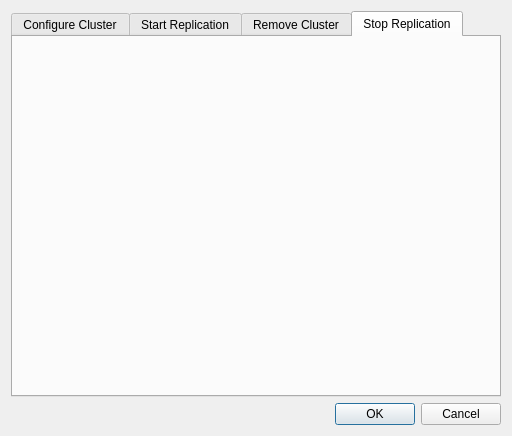
This is dsg_management_tools_dialog_base.ui in dsgoficial/DSGManagementTools as Qt 5 draws it before an edit. The edited form follows.
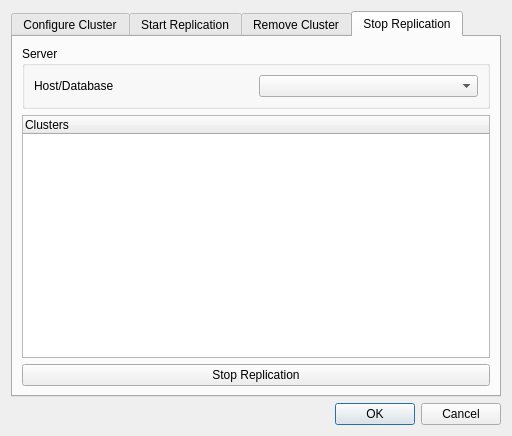
This is the edited form. The open tabs and pages were chosen to show the change.

Commit message: Stop replication working...

Patch:
```diff
--- a/dsg_management_tools_dialog_base.ui
+++ b/dsg_management_tools_dialog_base.ui
@@ -220,6 +220,47 @@
       <attribute name="title">
        <string>Stop Replication</string>
       </attribute>
+      <layout class="QGridLayout" name="gridLayout_11">
+       <item row="0" column="0">
+        <widget class="QGroupBox" name="groupBox_6">
+         <property name="title">
+          <string>Server</string>
+         </property>
+         <layout class="QGridLayout" name="gridLayout_10">
+          <item row="0" column="0">
+           <layout class="QHBoxLayout" name="horizontalLayout_6">
+            <item>
+             <widget class="QLabel" name="label_6">
+              <property name="text">
+               <string>Host/Database</string>
+              </property>
+             </widget>
+            </item>
+            <item>
+             <widget class="QComboBox" name="serverCombo_4"/>
+            </item>
+           </layout>
+          </item>
+         </layout>
+        </widget>
+       </item>
+       <item row="1" column="0">
+        <widget class="QTreeWidget" name="treeWidget_2">
+         <column>
+          <property name="text">
+           <string>Clusters</string>
+          </property>
+         </column>
+        </widget>
+       </item>
+       <item row="2" column="0">
+        <widget class="QPushButton" name="stopReplicationButton">
+         <property name="text">
+          <string>Stop Replication</string>
+         </property>
+        </widget>
+       </item>
+      </layout>
      </widget>
     </widget>
    </item>
```
Left out of the diff: 2 changed lines with no effect on the pictures. The commit also changes 1 other file.
